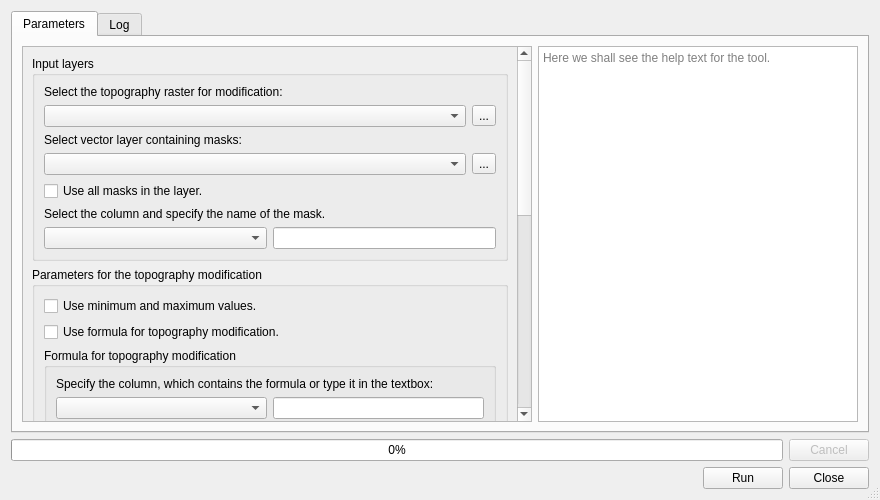
First picture: the form in ui/modify_tb.ui, repository jaminzoda/terra-antiqua, before the edit.
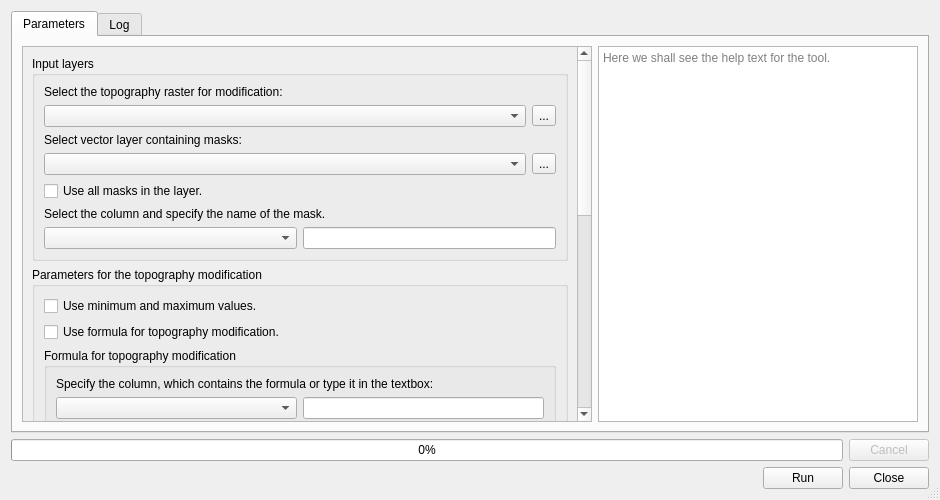
Second picture: the form after the edit. Custom widgets are drawn as their Qt base class.

The edit to the form file:
```diff
--- a/ui/modify_tb.ui
+++ b/ui/modify_tb.ui
@@ -6,7 +6,7 @@
    <rect>
     <x>0</x>
     <y>0</y>
-    <width>880</width>
+    <width>940</width>
     <height>500</height>
    </rect>
   </property>
@@ -96,8 +96,8 @@
           <property name="geometry">
            <rect>
             <x>0</x>
-            <y>0</y>
-            <width>686</width>
+            <y>-237</y>
+            <width>556</width>
             <height>971</height>
            </rect>
           </property>
@@ -256,7 +256,14 @@
                     </widget>
                    </item>
                    <item>
-                    <widget class="QLineEdit" name="formulaText"/>
+                    <widget class="QLineEdit" name="formulaText">
+                     <property name="sizePolicy">
+                      <sizepolicy hsizetype="Minimum" vsizetype="Fixed">
+                       <horstretch>0</horstretch>
+                       <verstretch>0</verstretch>
+                      </sizepolicy>
+                     </property>
+                    </widget>
                    </item>
                   </layout>
                  </item>
@@ -595,6 +602,11 @@
    <header>qgscollapsiblegroupbox.h</header>
    <container>1</container>
   </customwidget>
+  <customwidget>
+   <class>QgsFieldComboBox</class>
+   <extends>QComboBox</extends>
+   <header>qgsfieldcombobox.h</header>
+  </customwidget>
   <customwidget>
    <class>QgsFileWidget</class>
    <extends>QWidget</extends>
@@ -605,11 +617,6 @@
    <extends>QComboBox</extends>
    <header>qgsmaplayercombobox.h</header>
   </customwidget>
-  <customwidget>
-   <class>QgsFieldComboBox</class>
-   <extends>QComboBox</extends>
-   <header>qgsfieldcombobox.h</header>
-  </customwidget>
  </customwidgets>
  <tabstops>
   <tabstop>runButton</tabstop>
```
Left out of the diff: 8 changed lines with no effect on the pictures.
